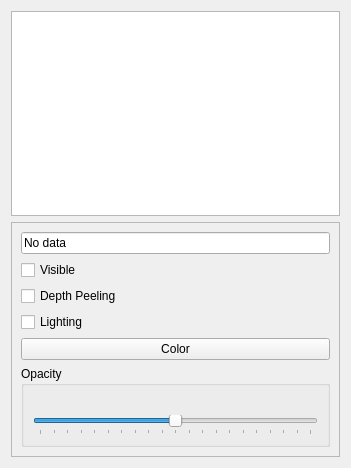
This is branches/myusufoglu/plugins/stable/examples/PolyDataVis/polydata.ui in BackupTheBerlios/viste-tool-svn as Qt 5 draws it before an edit. The edited form follows.
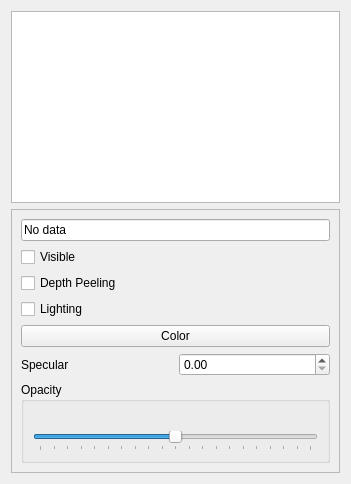
This is the edited form.

Commit message: Specular moved from IsoSurface to Polydata Plugin. PDBReader hardcoded transformation changed.

Diff of the .ui file:
```diff
--- a/branches/myusufoglu/plugins/stable/examples/PolyDataVis/polydata.ui
+++ b/branches/myusufoglu/plugins/stable/examples/PolyDataVis/polydata.ui
@@ -86,6 +86,33 @@
         </property>
        </widget>
       </item>
+      <item>
+       <layout class="QHBoxLayout" name="horizontalLayout_2">
+        <item>
+         <widget class="QLabel" name="label_9">
+          <property name="text">
+           <string>Specular</string>
+          </property>
+         </widget>
+        </item>
+        <item>
+         <widget class="QDoubleSpinBox" name="inputSpecular">
+          <property name="maximum">
+           <double>1.000000000000000</double>
+          </property>
+          <property name="singleStep">
+           <double>0.050000000000000</double>
+          </property>
+          <property name="value">
+           <double>0.000000000000000</double>
+          </property>
+         </widget>
+        </item>
+       </layout>
+      </item>
+      <item>
+       <layout class="QHBoxLayout" name="horizontalLayout"/>
+      </item>
       <item>
        <widget class="QGroupBox" name="groupBox">
         <property name="title">
```
Lines whose indentation alone changed are shown as unchanged. The commit also changes 5 other files.
